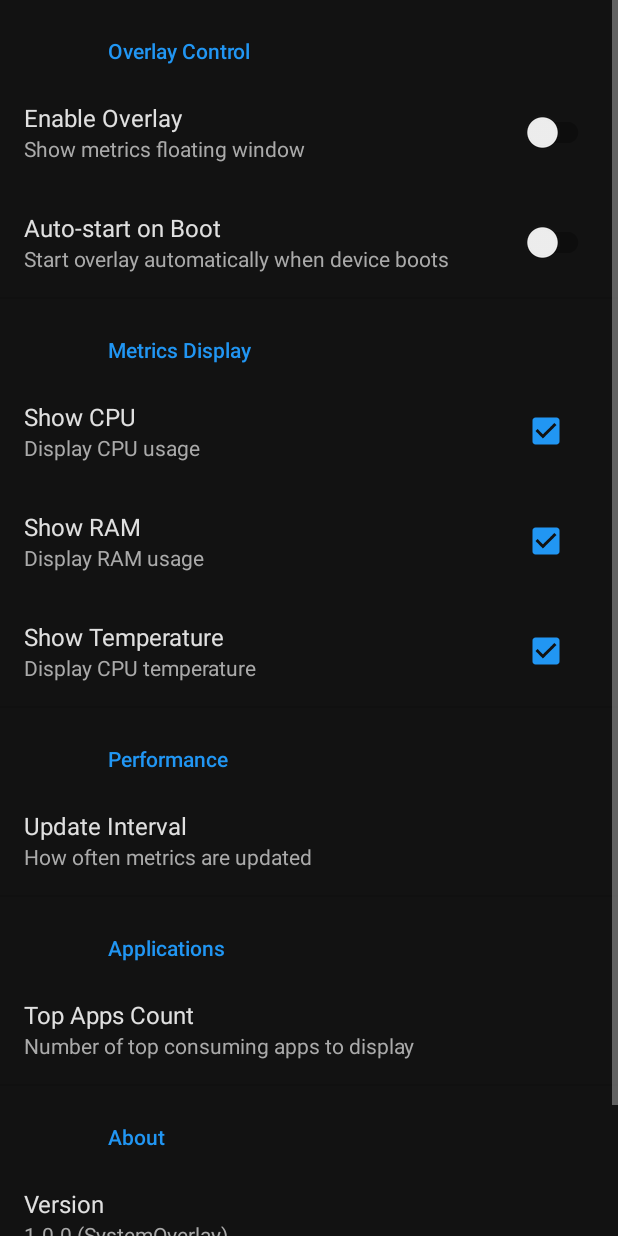
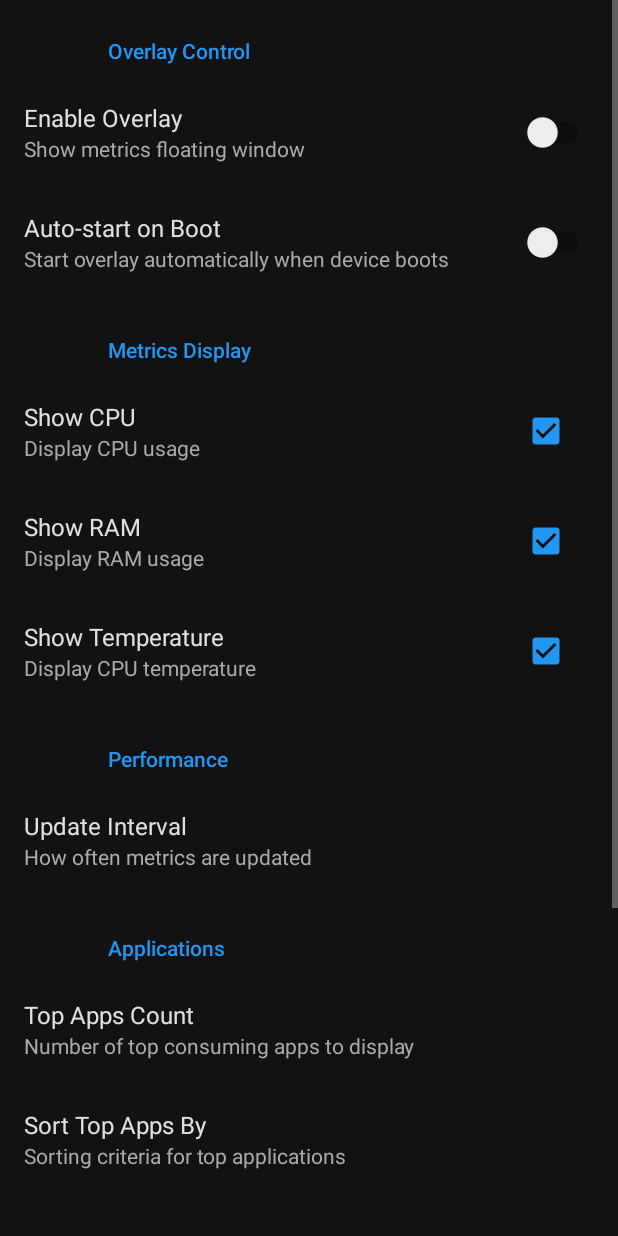
Before and after one commit to yhtyyar/SysMetrics, an Android app: the MainActivity screen opened directly, with no data from a screen before it, on a phone screen of 412 x 824 dp. Run offline under Robolectric (Android 15) with nearby library versions, the phone set to English and light mode, and no system bars; our stand-ins replace Dagger/Hilt's generated code, Timber, androidx.preference.

Commit message:
feat(overlay): add sorting and opacity controls
Support sorting by CPU, RAM, or combined score.
Add SeekBarPreference for overlay opacity.

```diff
--- a/app/src/main/res/values/arrays.xml
+++ b/app/src/main/res/values/arrays.xml
@@ -50,4 +50,17 @@
         <item>5</item>
         <item>10</item>
     </string-array>
+
+    <!-- Top apps sorting criteria -->
+    <string-array name="sort_options">
+        <item>Combined (CPU + RAM)</item>
+        <item>CPU Usage</item>
+        <item>RAM Usage</item>
+    </string-array>
+
+    <string-array name="sort_values">
+        <item>combined</item>
+        <item>cpu</item>
+        <item>ram</item>
+    </string-array>
 </resources>
--- a/app/src/main/res/xml/root_preferences.xml
+++ b/app/src/main/res/xml/root_preferences.xml
@@ -70,6 +70,27 @@
             app:defaultValue="3"
             app:iconSpaceReserved="false" />
 
+        <ListPreference
+            app:key="top_apps_sort"
+            app:title="Sort Top Apps By"
+            app:summary="Sorting criteria for top applications"
+            app:entries="@array/sort_options"
+            app:entryValues="@array/sort_values"
+            app:defaultValue="combined"
+            app:iconSpaceReserved="false" />
+
+    </PreferenceCategory>
+
+    <PreferenceCategory app:title="Appearance">
+
+        <SeekBarPreference
+            app:key="overlay_opacity"
+            app:title="Overlay Opacity"
+            app:summary="Transparency level (adjustable)"
+            app:defaultValue="95"
+            app:showSeekBarValue="true"
+            app:iconSpaceReserved="false" />
+
     </PreferenceCategory>
 
     <PreferenceCategory app:title="About">
```
Also changed, not shown: app/src/main/java/com/sysmetrics/app/service/MinimalistOverlayService.kt (+15 -3 lines), app/src/main/java/com/sysmetrics/app/utils/ProcessStatsCollector.kt (+28 -7 lines), 1 other file.
